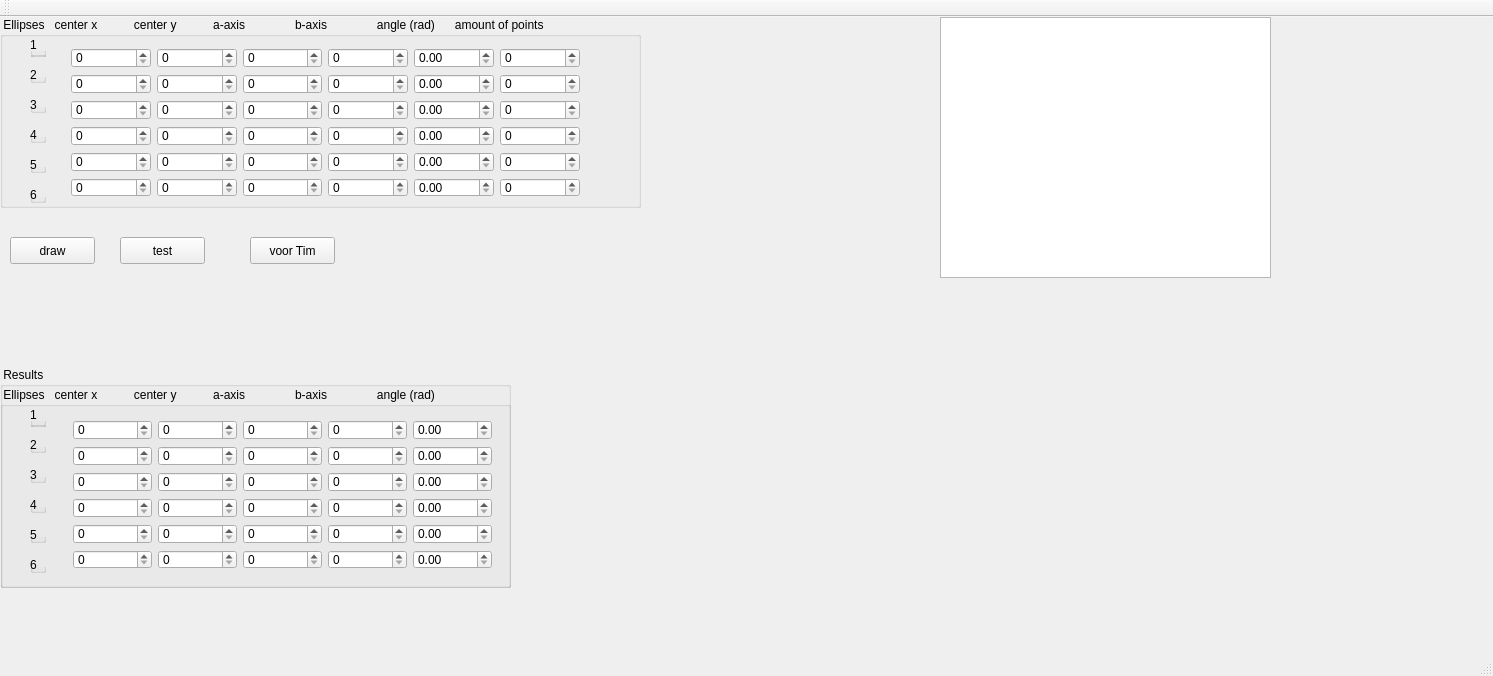
Qt form mainwindow.ui (TimStnd/ExamenOpdracht) before a commit.
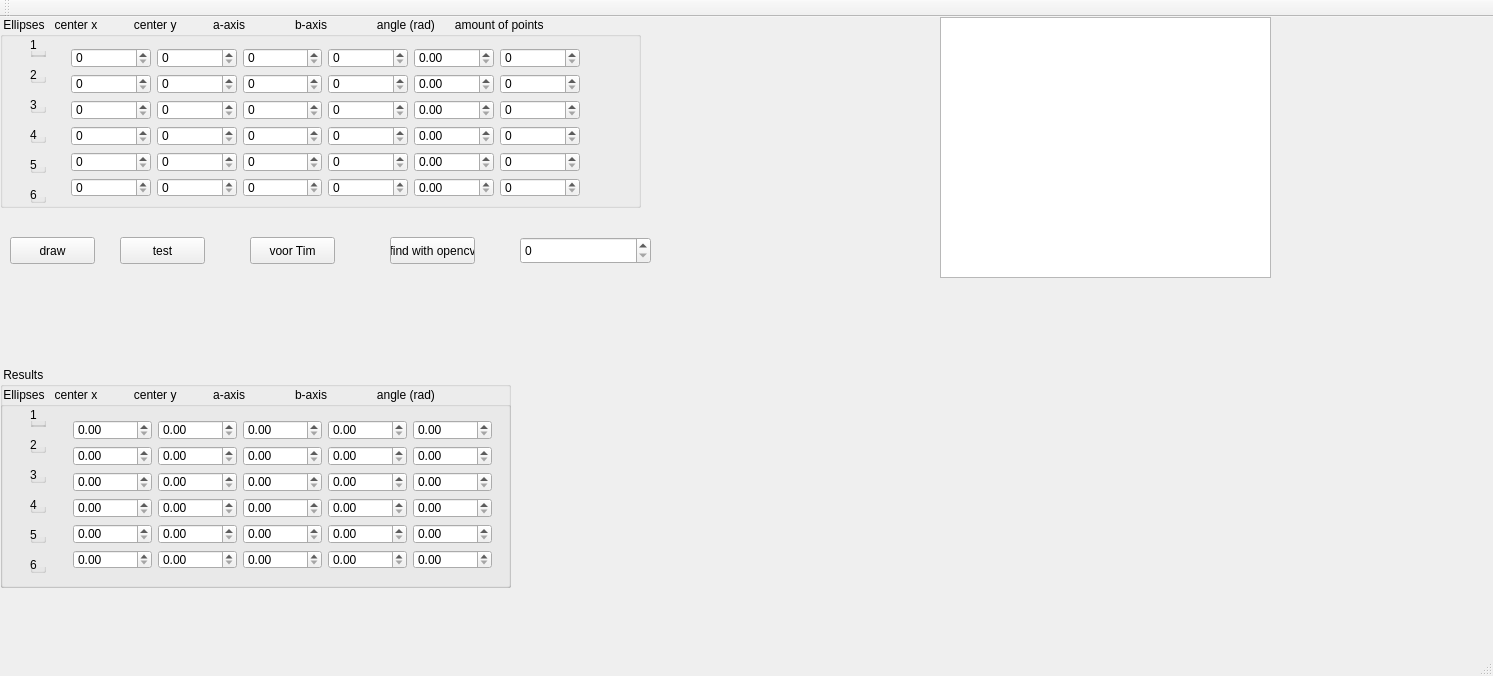
The same form after that commit.

What changed in the file:
```diff
--- a/mainwindow.ui
+++ b/mainwindow.ui
@@ -129,32 +129,16 @@
        <item>
         <layout class="QHBoxLayout" name="horizontalLayout">
          <item>
-          <widget class="QSpinBox" name="centerx1_2">
-           <property name="maximum">
-            <number>256</number>
-           </property>
-          </widget>
+          <widget class="QDoubleSpinBox" name="centerx1_2"/>
          </item>
          <item>
-          <widget class="QSpinBox" name="centery1_2">
-           <property name="maximum">
-            <number>256</number>
-           </property>
-          </widget>
+          <widget class="QDoubleSpinBox" name="centery1_2"/>
          </item>
          <item>
-          <widget class="QSpinBox" name="aaxis1_2">
-           <property name="maximum">
-            <number>256</number>
-           </property>
-          </widget>
+          <widget class="QDoubleSpinBox" name="aaxis1_2"/>
          </item>
          <item>
-          <widget class="QSpinBox" name="baxis1_2">
-           <property name="maximum">
-            <number>256</number>
-           </property>
-          </widget>
+          <widget class="QDoubleSpinBox" name="baxis1_2"/>
          </item>
          <item>
           <widget class="QDoubleSpinBox" name="angle1_2">
@@ -168,32 +152,16 @@
        <item>
         <layout class="QHBoxLayout" name="horizontalLayout_2">
          <item>
-          <widget class="QSpinBox" name="centerx2_2">
-           <property name="maximum">
-            <number>256</number>
-           </property>
-          </widget>
+          <widget class="QDoubleSpinBox" name="centerx2_2"/>
          </item>
          <item>
-          <widget class="QSpinBox" name="centery2_2">
-           <property name="maximum">
-            <number>256</number>
-           </property>
-          </widget>
+          <widget class="QDoubleSpinBox" name="centery2_2"/>
          </item>
          <item>
-          <widget class="QSpinBox" name="aaxis2_2">
-           <property name="maximum">
-            <number>256</number>
-           </property>
-          </widget>
+          <widget class="QDoubleSpinBox" name="aaxis2_2"/>
          </item>
          <item>
-          <widget class="QSpinBox" name="baxis2_2">
-           <property name="maximum">
-            <number>256</number>
-           </property>
-          </widget>
+          <widget class="QDoubleSpinBox" name="baxis2_2"/>
          </item>
          <item>
           <widget class="QDoubleSpinBox" name="angle2_2">
@@ -207,32 +175,16 @@
        <item>
         <layout class="QHBoxLayout" name="horizontalLayout_3">
          <item>
-          <widget class="QSpinBox" name="centerx3_2">
-           <property name="maximum">
-            <number>256</number>
-           </property>
-          </widget>
+          <widget class="QDoubleSpinBox" name="centerx3_2"/>
          </item>
          <item>
-          <widget class="QSpinBox" name="centery3_2">
-           <property name="maximum">
-            <number>256</number>
-           </property>
-          </widget>
+          <widget class="QDoubleSpinBox" name="centery3_2"/>
          </item>
          <item>
-          <widget class="QSpinBox" name="aaxis3_2">
-           <property name="maximum">
-            <number>256</number>
-           </property>
-          </widget>
+          <widget class="QDoubleSpinBox" name="aaxis3_2"/>
          </item>
          <item>
-          <widget class="QSpinBox" name="baxis3_2">
-           <property name="maximum">
-            <number>256</number>
-           </property>
-          </widget>
+          <widget class="QDoubleSpinBox" name="baxis3_2"/>
          </item>
          <item>
           <widget class="QDoubleSpinBox" name="angle3_2">
@@ -246,32 +198,16 @@
        <item>
         <layout class="QHBoxLayout" name="horizontalLayout_4">
          <item>
-          <widget class="QSpinBox" name="centerx4_2">
-           <property name="maximum">
-            <number>256</number>
-           </property>
-          </widget>
+          <widget class="QDoubleSpinBox" name="centerx4_2"/>
          </item>
          <item>
-          <widget class="QSpinBox" name="centery4_2">
-           <property name="maximum">
-            <number>256</number>
-           </property>
-          </widget>
+          <widget class="QDoubleSpinBox" name="centery4_2"/>
          </item>
          <item>
-          <widget class="QSpinBox" name="aaxis4_2">
-           <property name="maximum">
-            <number>256</number>
-           </property>
-          </widget>
+          <widget class="QDoubleSpinBox" name="aaxis4_2"/>
          </item>
          <item>
-          <widget class="QSpinBox" name="baxis4_2">
-           <property name="maximum">
-            <number>256</number>
-           </property>
-          </widget>
+          <widget class="QDoubleSpinBox" name="baxis4_2"/>
          </item>
          <item>
           <widget class="QDoubleSpinBox" name="angle4_2">
@@ -285,32 +221,16 @@
        <item>
         <layout class="QHBoxLayout" name="horizontalLayout_5">
          <item>
-          <widget class="QSpinBox" name="centerx5_3">
-           <property name="maximum">
-            <number>256</number>
-           </property>
-          </widget>
+          <widget class="QDoubleSpinBox" name="centerx5_3"/>
          </item>
          <item>
-          <widget class="QSpinBox" name="centery5_3">
-           <property name="maximum">
-            <number>256</number>
-           </property>
-          </widget>
+          <widget class="QDoubleSpinBox" name="centery5_3"/>
          </item>
          <item>
-          <widget class="QSpinBox" name="aaxis5_3">
-           <property name="maximum">
-            <number>256</number>
-           </property>
-          </widget>
+          <widget class="QDoubleSpinBox" name="aaxis5_3"/>
          </item>
          <item>
-          <widget class="QSpinBox" name="baxis5_3">
-           <property name="maximum">
-            <number>256</number>
-           </property>
-          </widget>
+          <widget class="QDoubleSpinBox" name="baxis5_3"/>
          </item>
          <item>
           <widget class="QDoubleSpinBox" name="angle5_3">
@@ -324,32 +244,16 @@
        <item>
         <layout class="QHBoxLayout" name="horizontalLayout_6">
          <item>
-          <widget class="QSpinBox" name="centerx6_2">
-           <property name="maximum">
-            <number>256</number>
-           </property>
-          </widget>
+          <widget class="QDoubleSpinBox" name="centerx6_2"/>
          </item>
          <item>
-          <widget class="QSpinBox" name="centery6_2">
-           <property name="maximum">
-            <number>256</number>
-           </property>
-          </widget>
+          <widget class="QDoubleSpinBox" name="centery6_2"/>
          </item>
          <item>
-          <widget class="QSpinBox" name="aaxis6_2">
-           <property name="maximum">
-            <number>256</number>
-           </property>
-          </widget>
+          <widget class="QDoubleSpinBox" name="aaxis6_2"/>
          </item>
          <item>
-          <widget class="QSpinBox" name="baxis6_2">
-           <property name="maximum">
-            <number>256</number>
-           </property>
-          </widget>
+          <widget class="QDoubleSpinBox" name="baxis6_2"/>
          </item>
          <item>
           <widget class="QDoubleSpinBox" name="angle6_2">
@@ -805,6 +709,32 @@
      <string>voor Tim</string>
     </property>
    </widget>
+   <widget class="QPushButton" name="pushButton">
+    <property name="geometry">
+     <rect>
+      <x>390</x>
+      <y>220</y>
+      <width>85</width>
+      <height>27</height>
+     </rect>
+    </property>
+    <property name="text">
+     <string>find with opencv</string>
+    </property>
+   </widget>
+   <widget class="QSpinBox" name="thresholdopencv">
+    <property name="geometry">
+     <rect>
+      <x>520</x>
+      <y>220</y>
+      <width>131</width>
+      <height>27</height>
+     </rect>
+    </property>
+    <property name="maximum">
+     <number>100000</number>
+    </property>
+   </widget>
   </widget>
   <widget class="QMenuBar" name="menuBar">
    <property name="geometry">
```
